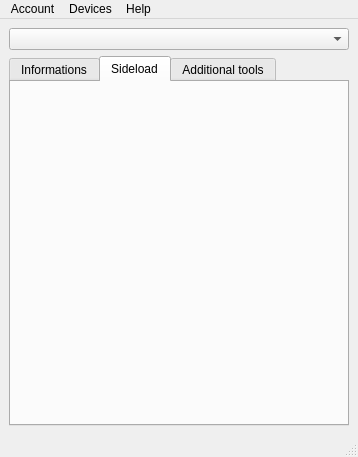
This is frontends/qt/resources/mainwindow.ui in Dadoum/Sideloader as Qt 5 draws it before an edit. The edited form follows.
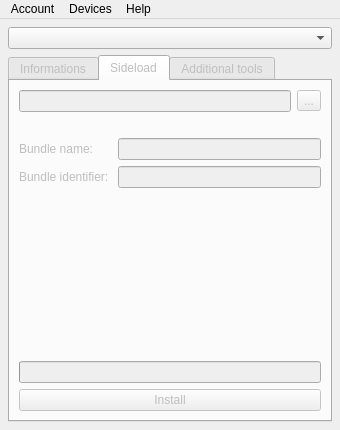
This is the edited form. The open tabs and pages were chosen to show the change.

Commit message: Implement basic Qt UI

The edit to the form file:
```diff
--- a/frontends/qt/resources/mainwindow.ui
+++ b/frontends/qt/resources/mainwindow.ui
@@ -6,20 +6,50 @@
    <rect>
     <x>0</x>
     <y>0</y>
-    <width>358</width>
-    <height>457</height>
+    <width>340</width>
+    <height>430</height>
    </rect>
   </property>
+  <property name="minimumSize">
+   <size>
+    <width>340</width>
+    <height>430</height>
+   </size>
+  </property>
   <property name="windowTitle">
    <string>Sideloader</string>
   </property>
   <widget class="QWidget" name="centralwidget">
    <layout class="QVBoxLayout" name="verticalLayout_3">
+    <property name="leftMargin">
+     <number>8</number>
+    </property>
+    <property name="topMargin">
+     <number>8</number>
+    </property>
+    <property name="rightMargin">
+     <number>8</number>
+    </property>
+    <property name="bottomMargin">
+     <number>8</number>
+    </property>
     <item>
      <widget class="QComboBox" name="deviceComboBox"/>
     </item>
     <item>
      <widget class="QTabWidget" name="tabWidget">
+      <property name="enabled">
+       <bool>false</bool>
+      </property>
+      <property name="currentIndex">
+       <number>0</number>
+      </property>
+      <property name="usesScrollButtons">
+       <bool>false</bool>
+      </property>
+      <property name="documentMode">
+       <bool>false</bool>
+      </property>
       <widget class="QWidget" name="informationsTab">
        <attribute name="title">
         <string>Informations</string>
@@ -29,6 +59,86 @@
        <attribute name="title">
         <string>Sideload</string>
        </attribute>
+       <layout class="QVBoxLayout" name="verticalLayout_2">
+        <item>
+         <layout class="QHBoxLayout" name="horizontalLayout">
+          <item>
+           <widget class="QLineEdit" name="lineEdit_4"/>
+          </item>
+          <item>
+           <widget class="QToolButton" name="toolButton">
+            <property name="text">
+             <string>...</string>
+            </property>
+           </widget>
+          </item>
+         </layout>
+        </item>
+        <item>
+         <widget class="QLabel" name="appParsingErrorLabel">
+          <property name="text">
+           <string>&lt;span style=&quot; color:#e01b24;&quot;&gt;&lt;/span&gt;</string>
+          </property>
+         </widget>
+        </item>
+        <item>
+         <layout class="QGridLayout" name="gridLayout_2">
+          <item row="0" column="0">
+           <widget class="QLabel" name="label_5">
+            <property name="text">
+             <string>Bundle name: </string>
+            </property>
+           </widget>
+          </item>
+          <item row="1" column="0">
+           <widget class="QLabel" name="label_6">
+            <property name="text">
+             <string>Bundle identifier: </string>
+            </property>
+           </widget>
+          </item>
+          <item row="0" column="1">
+           <widget class="QLineEdit" name="lineEdit_5"/>
+          </item>
+          <item row="1" column="1">
+           <widget class="QLineEdit" name="lineEdit_6"/>
+          </item>
+         </layout>
+        </item>
+        <item>
+         <spacer name="verticalSpacer_2">
+          <property name="orientation">
+           <enum>Qt::Vertical</enum>
+          </property>
+          <property name="sizeHint" stdset="0">
+           <size>
+            <width>20</width>
+            <height>40</height>
+           </size>
+          </property>
+         </spacer>
+        </item>
+        <item>
+         <widget class="QProgressBar" name="progressBar">
+          <property name="value">
+           <number>0</number>
+          </property>
+          <property name="textVisible">
+           <bool>true</bool>
+          </property>
+          <property name="format">
+           <string/>
+          </property>
+         </widget>
+        </item>
+        <item>
+         <widget class="QPushButton" name="sideloadButton">
+          <property name="text">
+           <string>Install</string>
+          </property>
+         </widget>
+        </item>
+       </layout>
       </widget>
       <widget class="QWidget" name="additionalToolsTab">
        <attribute name="title">
@@ -44,7 +154,7 @@
     <rect>
      <x>0</x>
      <y>0</y>
-     <width>358</width>
+     <width>340</width>
      <height>24</height>
     </rect>
    </property>
@@ -67,7 +177,42 @@
    <addaction name="menuDevices"/>
    <addaction name="menuHelp"/>
   </widget>
-  <widget class="QStatusBar" name="statusbar"/>
+  <action name="actionLog_in">
+   <property name="enabled">
+    <bool>false</bool>
+   </property>
+   <property name="text">
+    <string>Log-in</string>
+   </property>
+   <property name="toolTip">
+    <string>Not implemented yet. Sorry.</string>
+   </property>
+  </action>
+  <action name="actionManage_App_IDs">
+   <property name="text">
+    <string>Manage App IDs</string>
+   </property>
+  </action>
+  <action name="actionManage_certificates">
+   <property name="text">
+    <string>Manage certificates</string>
+   </property>
+  </action>
+  <action name="actionRefresh_device_list">
+   <property name="text">
+    <string>Refresh device list</string>
+   </property>
+  </action>
+  <action name="actionDonate">
+   <property name="text">
+    <string>Donate</string>
+   </property>
+  </action>
+  <action name="actionAbout">
+   <property name="text">
+    <string>About</string>
+   </property>
+  </action>
  </widget>
  <resources/>
  <connections/>
```
Left out of the diff: 64 changed lines with no effect on the pictures. The commit also changes 1 other file.
